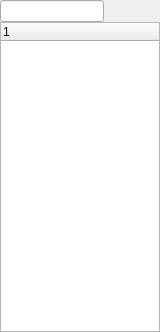
Old version of the form src/GuiUserList.ui in the repository hwgao/beebeep.
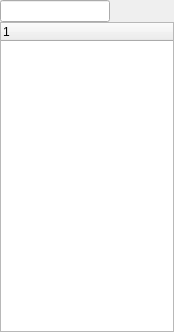
New version of the form. Icons and pictures are not drawn.

```diff
--- a/src/GuiUserList.ui
+++ b/src/GuiUserList.ui
@@ -6,7 +6,7 @@
    <rect>
     <x>0</x>
     <y>0</y>
-    <width>160</width>
+    <width>174</width>
     <height>332</height>
    </rect>
   </property>
```
